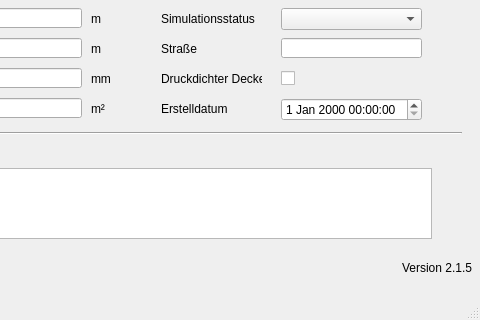
Qt form qkan/importhe/templates/schaechte.ui (hoettges/QKan) before a commit; both pictures show x 169 to 649 and y 112 to 432 of the 649 by 432 pixel window.
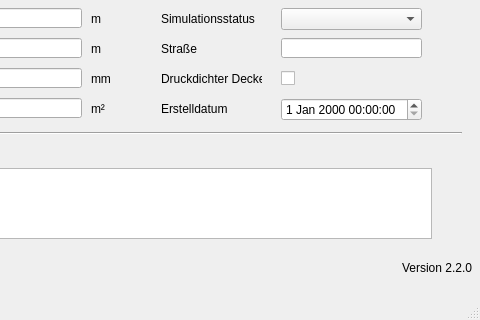
The same form after that commit. Custom widgets are drawn as their Qt base class.

```diff
--- a/qkan/importhe/templates/schaechte.ui
+++ b/qkan/importhe/templates/schaechte.ui
@@ -462,7 +462,7 @@
      <string>Version QKan Import</string>
     </property>
     <property name="text">
-     <string>Version 2.1.5</string>
+     <string>Version 2.2.0</string>
     </property>
     <property name="alignment">
      <set>Qt::AlignRight|Qt::AlignTrailing|Qt::AlignVCenter</set>
```
